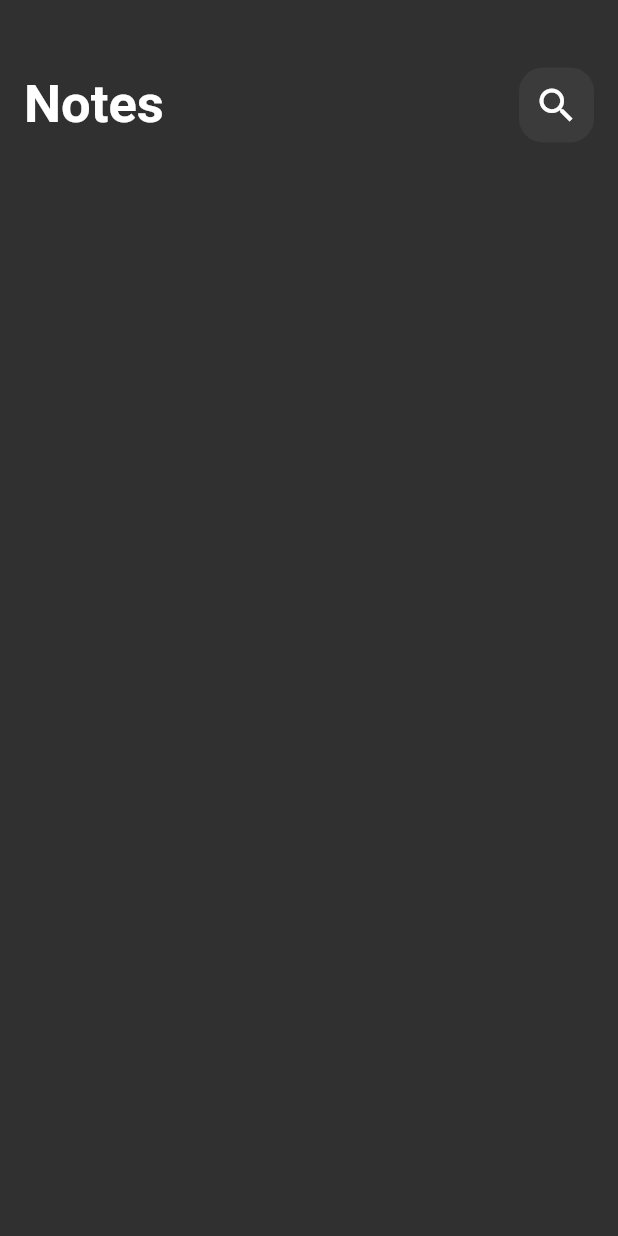
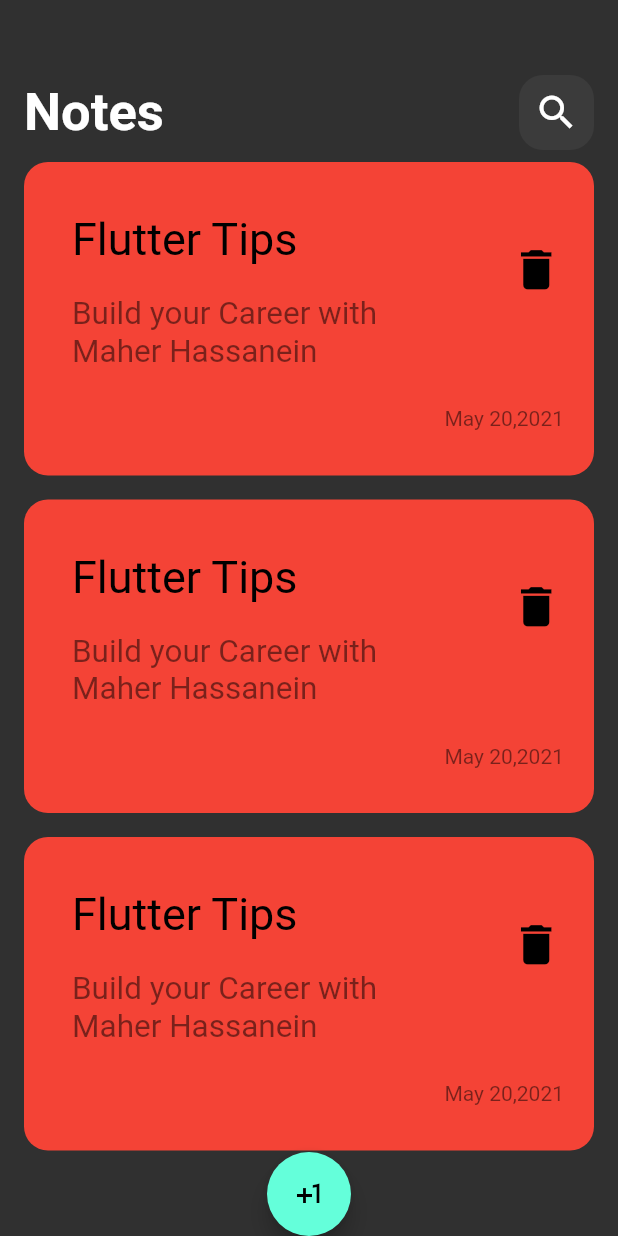
Before and after one commit to MaherHassanein/notes_app, a Flutter app: the screen it shows after launch, on a phone screen of 412 x 824 dp. Run offline on Flutter 3.47's test engine with Material 2 defaults, Android fonts, the phone set to English and light mode, and no system bars; Roboto replaces fonts that are missing (Poppins).

Commit message:
create notes listview

```diff
--- a/lib/main.dart
+++ b/lib/main.dart
@@ -12,7 +12,10 @@ class NotesApp extends StatelessWidget {
   Widget build(BuildContext context) {
     return MaterialApp(
       debugShowCheckedModeBanner: false,
-      theme: ThemeData(brightness: Brightness.dark),
+      theme: ThemeData(
+        brightness: Brightness.dark,
+        fontFamily: 'Poppins',
+      ),
       home: NotesViews(),
     );
   }
--- /dev/null
+++ b/lib/widgets/custom_item.dart
@@ -0,0 +1,63 @@
+import 'package:flutter/material.dart';
+
+class CustomItem extends StatelessWidget {
+  const CustomItem({super.key});
+
+  @override
+  Widget build(BuildContext context) {
+    return Container(
+      padding: EdgeInsets.only(
+        top: 30,
+        bottom: 30,
+        left: 16,
+      ),
+      decoration: BoxDecoration(
+        borderRadius: BorderRadius.circular(16),
+        color: Colors.red,
+      ),
+      child: Column(
+        crossAxisAlignment: CrossAxisAlignment.end,
+        children: [
+          ListTile(
+            title: Text(
+              'Flutter Tips',
+              style: TextStyle(
+                color: Colors.black,
+                fontSize: 30,
+              ),
+            ),
+            subtitle: Padding(
+              padding: const EdgeInsets.symmetric(vertical: 20),
+              child: Text(
+                'Build your Career with Maher Hassanein',
+                style: TextStyle(
+                  color: Colors.black.withOpacity(0.5),
+                  fontSize: 21,
+                ),
+              ),
+            ),
+            trailing: IconButton(
+              onPressed: () {},
+              icon: Icon(
+                Icons.delete,
+                size: 35,
+              ),
+              color: Colors.black,
+            ),
+          ),
+          Padding(
+            padding: const EdgeInsets.only(
+              right: 20,
+            ),
+            child: Text(
+              'May 20,2021',
+              style: TextStyle(
+                color: Colors.black.withOpacity(0.5),
+              ),
+            ),
+          ),
+        ],
+      ),
+    );
+  }
+}
--- /dev/null
+++ b/lib/widgets/custom_listview.dart
@@ -0,0 +1,19 @@
+import 'package:flutter/material.dart';
+
+import 'custom_item.dart';
+
+class CustomListView extends StatelessWidget {
+  const CustomListView({super.key});
+
+  @override
+  Widget build(BuildContext context) {
+    return ListView.builder(
+      itemBuilder: (contex, index) {
+        return Padding(
+          padding: const EdgeInsets.symmetric(vertical: 8),
+          child: CustomItem(),
+        );
+      },
+    );
+  }
+}
--- a/lib/widgets/notes_views_body.dart
+++ b/lib/widgets/notes_views_body.dart
@@ -1,5 +1,6 @@
 import 'package:flutter/material.dart';
 import 'package:notes_app/widgets/custom_appbar.dart';
+import 'package:notes_app/widgets/custom_listview.dart';
 
 class NotesViewsBody extends StatelessWidget {
   const NotesViewsBody({super.key});
@@ -11,9 +12,16 @@ class NotesViewsBody extends StatelessWidget {
       child: Column(
         children: [
           SizedBox(
-            height: 45,
+            height: 50,
           ),
           CustomAppBar(),
+          Expanded(
+            child: CustomListView(),
+          ),
+          FloatingActionButton(
+            onPressed: () {},
+            child: Icon(Icons.plus_one),
+          ),
         ],
       ),
     );
```
Also changed, not shown: pubspec.yaml (+8 -24 lines), assets/fonts/Poppins-Regular.ttf (added), pubspec.lock.
